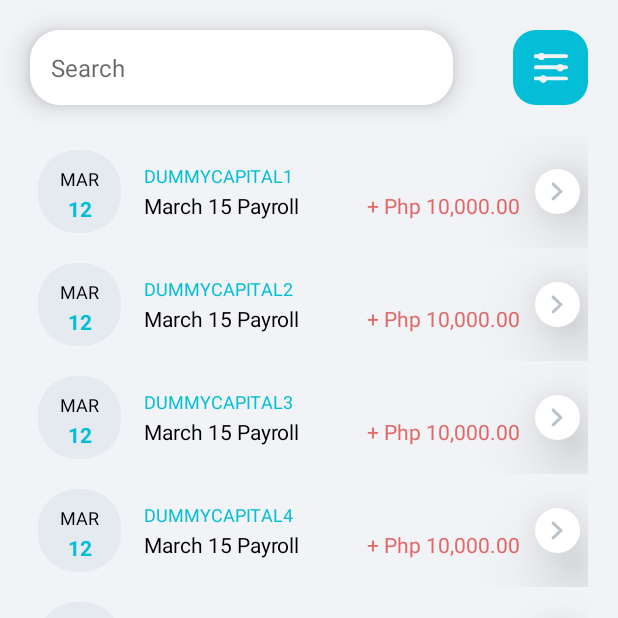
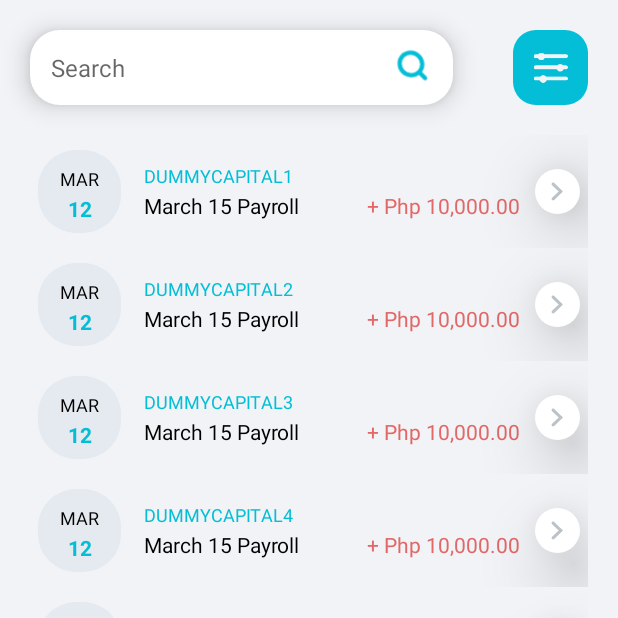
Before and after one commit to jaimejazarenoiii/kwartracker-android, an Android app: the fragment TransactionsListFragment placed in its activity, on a phone screen of 412 x 824 dp, the top half of it. Run offline under Robolectric (Android 15) with nearby library versions, the phone set to English and light mode, and no system bars; our stand-ins replace data binding.

Commit message:
search icon update

```diff
--- a/app/src/main/res/layout/fragment_transactions_list.xml
+++ b/app/src/main/res/layout/fragment_transactions_list.xml
@@ -18,9 +18,14 @@
                 android:elevation="0dp"
                 android:background="@drawable/border"
                 android:orientation="horizontal">
+                <RelativeLayout
+                    android:layout_width="match_parent"
+                    android:layout_height="match_parent"
+                    android:layout_weight="1"
+                    >
                 <EditText
                     android:id="@+id/et_transaction_search"
-                    android:layout_width="0dp"
+                    android:layout_width="match_parent"
                     android:layout_height="wrap_content"
                     android:layout_margin="20dp"
                     android:layout_marginTop="0dp"
@@ -33,7 +38,19 @@
                     android:padding="14dp"
                     android:textColor="@color/dark_gray"
                     android:textSize="16sp"
-                    android:layout_weight="1"/>
+                    />
+                    <ImageButton
+                        android:id="@+id/ib_search"
+                        android:elevation="11dp"
+                        android:layout_width="25dp"
+                        android:layout_height="25dp"
+                        android:layout_marginTop="30dp"
+                        android:layout_marginRight="35dp"
+                        android:layout_alignParentRight="true"
+                        android:background="@drawable/ic_search"
+                        android:text="Button"
+                        tools:ignore="ContentDescription" />
+                </RelativeLayout>
                 <ImageButton
                     android:id="@+id/ib_filter"
                     android:layout_margin="20dp"
```
Also changed, not shown: app/src/main/java/com/kwartracker/android/transactions/ui/add/TransactionsAddFragment.kt (renamed from app/src/main/java/com/kwartracker/android/transactions/ui/add/AddFragment.kt), app/src/main/java/com/kwartracker/android/transactions/ui/details/TransactionsDetailsFragment.kt (renamed from app/src/main/java/com/kwartracker/android/transactions/ui/details/TransactionDetailsFragment.kt), app/src/main/java/com/kwartracker/android/transactions/ui/filter/TransactionsFilterFragment.kt (renamed from app/src/main/java/com/kwartracker/android/transactions/ui/filter/FilterFragment.kt), app/src/main/java/com/kwartracker/android/transactions/ui/main/TransactionsFragment.kt (renamed from app/src/main/java/com/kwartracker/android/transactions/ui/main/TransactionFragment.kt), app/src/main/java/com/kwartracker/android/transactions/ui/main/TransactionsViewModel.kt (renamed from app/src/main/java/com/kwartracker/android/transactions/ui/main/TransactionViewModel.kt), app/src/main/res/drawable/ic_search.png (added).
